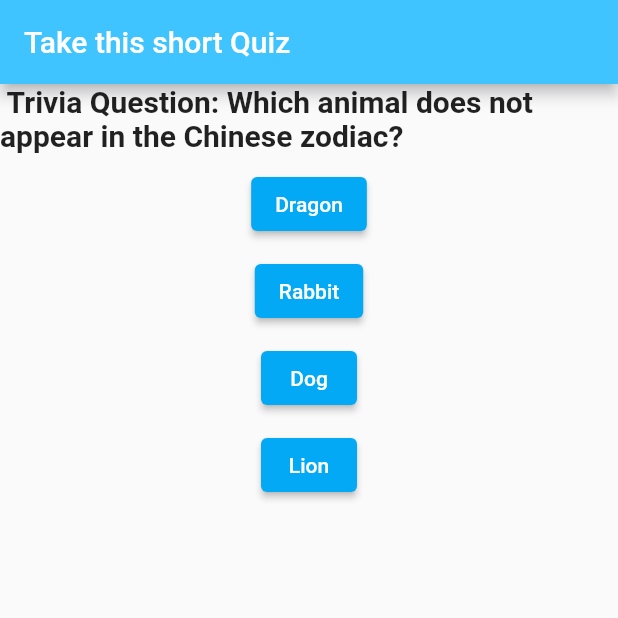
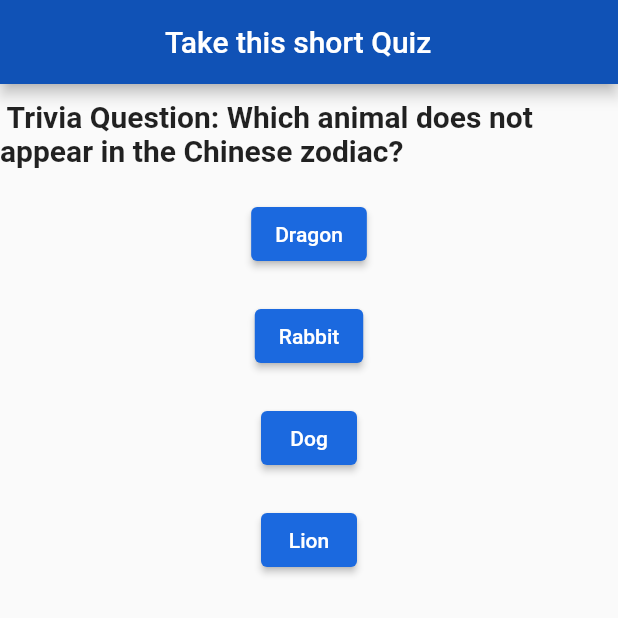
Before and after one commit to SCCapstone/Downpour, a Flutter app: the screen it shows after launch, on a phone screen of 412 x 824 dp, the top half of it. Run offline on Flutter 3.47's test engine with Material 2 defaults, Android fonts, the light colour scheme and no system bars.

Commit message:
First Commit to Project
I made it so that all button colors can be changed at once. I did this using a static variable. I also adjusted the spacing slightly.

```diff
--- a/lib/main.dart
+++ b/lib/main.dart
@@ -10,71 +10,87 @@ void main() {
 
 class MyApp extends StatelessWidget {
   const MyApp({super.key});
+  static const Color background = Color.fromARGB(255, 16, 82, 182);
   @override
   Widget build(BuildContext context) {
     return MaterialApp(
       title: 'Quiz app',
       home: Scaffold(
         appBar: AppBar(
-          title: const Text('Take this short Quiz'),
-          backgroundColor: Colors.lightBlueAccent,
+          title: const Text('                   Take this short Quiz'),
+          backgroundColor: background,
         ),
-
         body: const Quiz(),
       ),
     );
   }
 }
+
 class Quiz extends StatelessWidget {
   const Quiz({super.key});
-
+  static const Color button = Color.fromARGB(255, 27, 105, 223);
   @override
   Widget build(BuildContext context) {
-
     return Column(
       crossAxisAlignment: CrossAxisAlignment.center,
-      children:  <Widget>[
-        const Text(" Trivia Question: Which animal does not appear in the Chinese zodiac?",style: TextStyle(fontSize: 20,fontWeight:
-        FontWeight.bold),),
-        const SizedBox(height: 10),
-        ElevatedButton(style: ElevatedButton.styleFrom(
-            backgroundColor: Colors.lightBlue,
+      children: <Widget>[
+        const Padding(padding: EdgeInsets.fromLTRB(0, 10, 0, 0)),
+        const Text(
+          " Trivia Question: Which animal does not appear in the Chinese zodiac?",
+          style: TextStyle(
+            fontSize: 20,
+            fontWeight: FontWeight.bold,
           ),
-          onPressed: () => Navigator.of(context)
-              .push(MaterialPageRoute(builder: (context) => const WrongScreen())),child: const Text('Dragon'),
         ),
-        const SizedBox(height: 10),
-        ElevatedButton(style: ElevatedButton.styleFrom(
-            backgroundColor: Colors.lightBlue,
+        const SizedBox(height: 20),
+        ElevatedButton(
+          style: ElevatedButton.styleFrom(
+            backgroundColor: button,
           ),
-          onPressed: () => Navigator.of(context)
-              .push(MaterialPageRoute(builder: (context) => const WrongScreen())),child: const Text('Rabbit'),
+          onPressed: () => Navigator.of(context).push(
+              MaterialPageRoute(builder: (context) => const WrongScreen())),
+          child: const Text('Dragon'),
         ),
-        const SizedBox(height: 10),
-        ElevatedButton(style: ElevatedButton.styleFrom(
-            backgroundColor: Colors.lightBlue,
+        const SizedBox(height: 20),
+        ElevatedButton(
+          style: ElevatedButton.styleFrom(
+            backgroundColor: button,
           ),
-          onPressed: () => Navigator.of(context)
-              .push(MaterialPageRoute(builder: (context) => const WrongScreen())),child: const Text('Dog'),
+          onPressed: () => Navigator.of(context).push(
+              MaterialPageRoute(builder: (context) => const WrongScreen())),
+          child: const Text('Rabbit'),
         ),
-        const SizedBox(height: 10),
-        ElevatedButton(style: ElevatedButton.styleFrom(
-            backgroundColor: Colors.lightBlue,
+        const SizedBox(height: 20),
+        ElevatedButton(
+          style: ElevatedButton.styleFrom(
+            backgroundColor: button,
           ),
-          onPressed: () => Navigator.of(context)
-        .push(MaterialPageRoute(builder: (context) => const RightScreen())),child: const Text('Lion'),
+          onPressed: () => Navigator.of(context).push(
+              MaterialPageRoute(builder: (context) => const WrongScreen())),
+          child: const Text('Dog'),
         ),
-        const SizedBox(height: 10),
+        const SizedBox(height: 20),
+        ElevatedButton(
+          style: ElevatedButton.styleFrom(
+            backgroundColor: button,
+          ),
+          onPressed: () => Navigator.of(context).push(
+              MaterialPageRoute(builder: (context) => const RightScreen())),
+          child: const Text('Lion'),
+        ),
+        const SizedBox(height: 20),
       ],
     );
   }
 }
+
 class WrongScreen extends StatefulWidget {
   const WrongScreen({Key? key}) : super(key: key);
 
   @override
   State<WrongScreen> createState() => _WrongScreenState();
 }
+
 class RightScreen extends StatefulWidget {
   const RightScreen({Key? key}) : super(key: key);
 
@@ -93,11 +109,16 @@ class _WrongScreenState extends State<WrongScreen> {
         backgroundColor: Colors.red,
         title: const Text('Answer'),
       ),
-      body: const Center(child: Text('Incorrect',style: TextStyle(fontSize: 20,fontWeight:
-      FontWeight.bold),textAlign: TextAlign.center,)),
+      body: const Center(
+          child: Text(
+        'Incorrect',
+        style: TextStyle(fontSize: 20, fontWeight: FontWeight.bold),
+        textAlign: TextAlign.center,
+      )),
     );
   }
 }
+
 class _RightScreenState extends State<RightScreen> {
   TextEditingController textEditingController = TextEditingController();
 
@@ -109,8 +130,12 @@ class _RightScreenState extends State<RightScreen> {
         backgroundColor: Colors.green[400],
         title: const Text('The Answer'),
       ),
-      body: const Center(child: Text('Correct Answer!',style: TextStyle(fontSize: 30,fontWeight:
-      FontWeight.bold),textAlign: TextAlign.center,)),
+      body: const Center(
+          child: Text(
+        'Correct Answer!',
+        style: TextStyle(fontSize: 30, fontWeight: FontWeight.bold),
+        textAlign: TextAlign.center,
+      )),
     );
   }
 }
```
